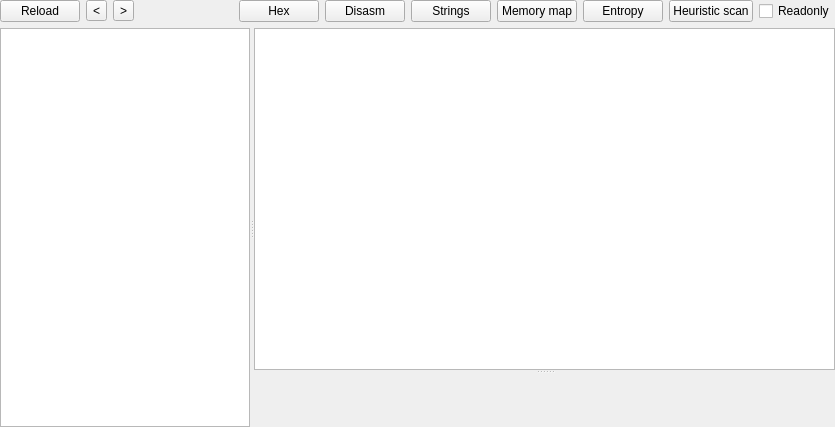
Old version of the form PE/pewidget.ui in the repository horsicq/FormatWidgets.
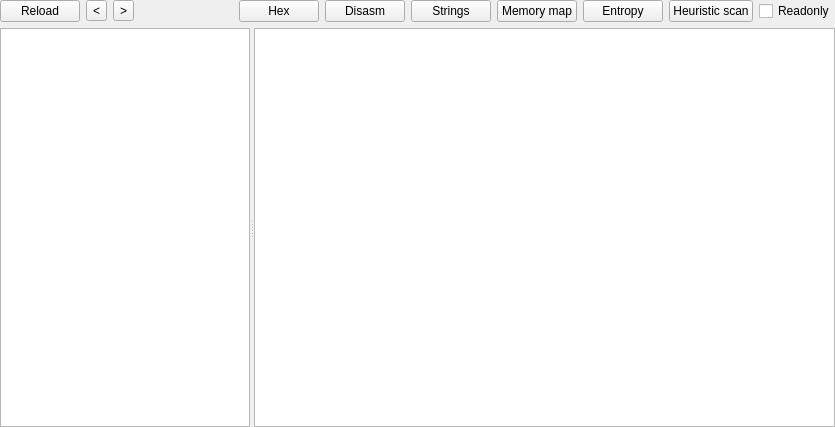
New version of the form. Custom widgets are drawn as their Qt base class.

The edit to the form file:
```diff
--- a/PE/pewidget.ui
+++ b/PE/pewidget.ui
@@ -148,7 +148,7 @@
      </widget>
      <widget class="QStackedWidget" name="stackedWidgetInfo">
       <property name="currentIndex">
-       <number>12</number>
+       <number>23</number>
       </property>
       <widget class="QWidget" name="page_HEX">
        <layout class="QVBoxLayout" name="verticalLayout_13">
@@ -1303,6 +1303,53 @@
         </item>
        </layout>
       </widget>
+      <widget class="QWidget" name="page_TLSCallbacks">
+       <layout class="QVBoxLayout" name="verticalLayout_38">
+        <property name="leftMargin">
+         <number>0</number>
+        </property>
+        <property name="topMargin">
+         <number>0</number>
+        </property>
+        <property name="rightMargin">
+         <number>0</number>
+        </property>
+        <property name="bottomMargin">
+         <number>0</number>
+        </property>
+        <item>
+         <widget class="QTableView" name="tableView_TLSCallbacks">
+          <property name="contextMenuPolicy">
+           <enum>Qt::CustomContextMenu</enum>
+          </property>
+          <property name="editTriggers">
+           <set>QAbstractItemView::NoEditTriggers</set>
+          </property>
+          <property name="selectionMode">
+           <enum>QAbstractItemView::SingleSelection</enum>
+          </property>
+          <property name="selectionBehavior">
+           <enum>QAbstractItemView::SelectRows</enum>
+          </property>
+          <attribute name="horizontalHeaderDefaultSectionSize">
+           <number>57</number>
+          </attribute>
+          <attribute name="verticalHeaderVisible">
+           <bool>false</bool>
+          </attribute>
+          <attribute name="verticalHeaderMinimumSectionSize">
+           <number>20</number>
+          </attribute>
+          <attribute name="verticalHeaderDefaultSectionSize">
+           <number>20</number>
+          </attribute>
+          <attribute name="verticalHeaderHighlightSections">
+           <bool>true</bool>
+          </attribute>
+         </widget>
+        </item>
+       </layout>
+      </widget>
       <widget class="QWidget" name="page_LoadConfig">
        <layout class="QVBoxLayout" name="verticalLayout_15">
         <property name="leftMargin">
```
